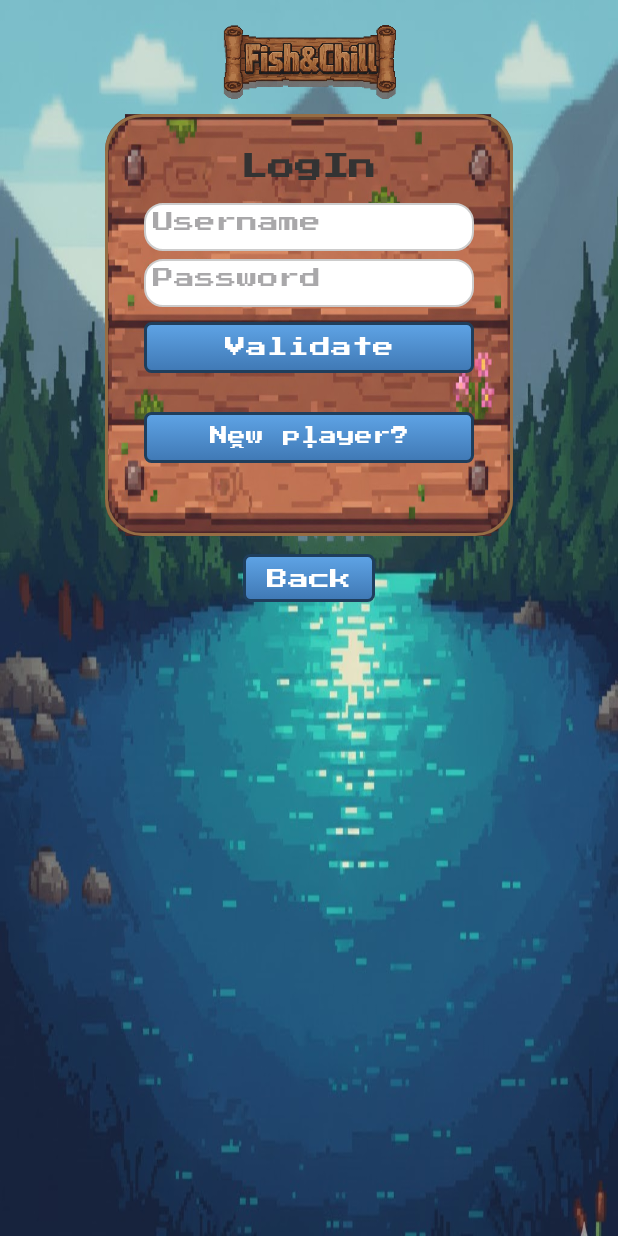
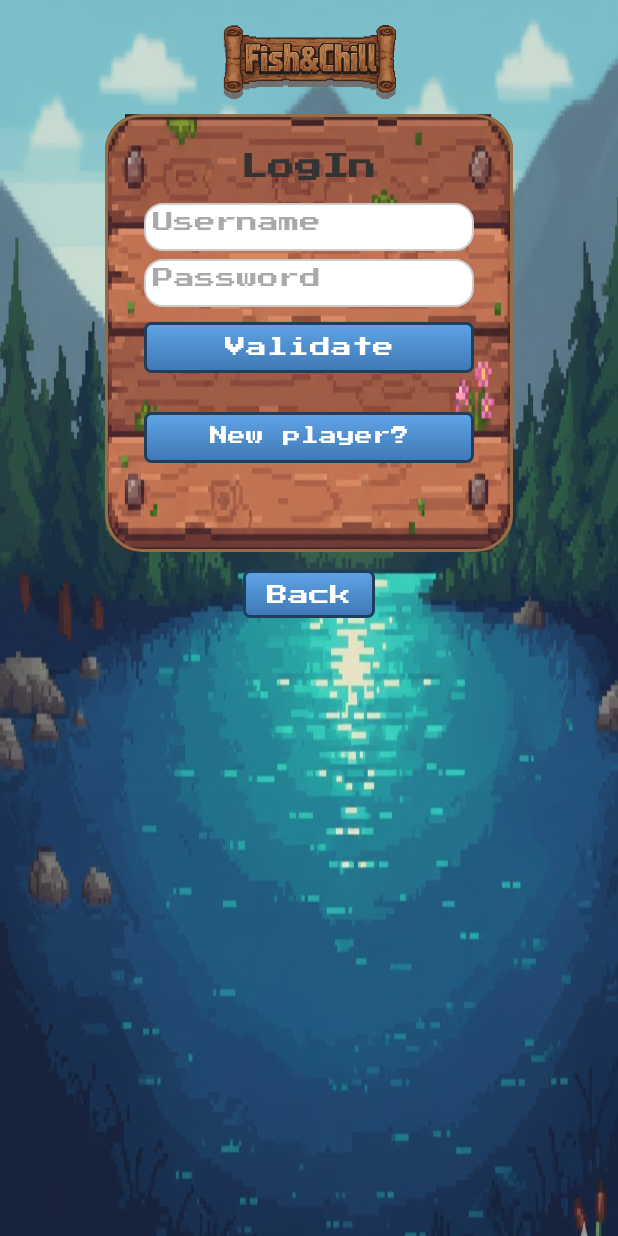
Before and after one commit to Judiiiit/DSA_FishandChill_Frontend, an Android app: the LogInActivity screen opened directly, with no data from a screen before it, on a phone screen of 412 x 824 dp. Run offline under Robolectric (Android 15) with nearby library versions, the phone set to English and light mode, and no system bars.

Commit message:
cambios logo

```diff
--- a/app/src/main/AndroidManifest.xml
+++ b/app/src/main/AndroidManifest.xml
@@ -8,9 +8,9 @@
 
         android:usesCleartextTraffic="true"
         android:allowBackup="true"
-        android:icon="@mipmap/ic_launcher"
-        android:label="@string/app_name"
-        android:roundIcon="@mipmap/ic_launcher_round"
+        android:icon="@mipmap/splash_logo"
+        android:label="FishAndChill"
+        android:roundIcon="@mipmap/splash_logo"
         android:supportsRtl="true"
         android:theme="@style/Theme.Android_Proyecto">
 
--- a/app/src/main/java/com/example/android_proyecto/Activities/MenuActivity.java
+++ b/app/src/main/java/com/example/android_proyecto/Activities/MenuActivity.java
@@ -27,9 +27,6 @@ public class MenuActivity extends AppCompatActivity {
         btnGoShop = findViewById(R.id.btnGoShop);
         btnLogout = findViewById(R.id.btnLogout);
 
-        Toast.makeText(this, "Token actual: " + session.getToken(), Toast.LENGTH_LONG).show();
-
-
         btnGoGame.setOnClickListener(v ->
                 Toast.makeText(MenuActivity.this,
                         "Feature in production",
--- a/app/src/main/res/layout/activity_login.xml
+++ b/app/src/main/res/layout/activity_login.xml
@@ -23,7 +23,7 @@
 
         <FrameLayout
             android:layout_width="272dp"
-            android:layout_height="281dp"
+            android:layout_height="292dp"
             android:layout_marginTop="2dp"
             android:layout_marginBottom="12dp"
             android:background="@drawable/bg_login_card">
@@ -96,7 +96,7 @@
                     android:layout_height="wrap_content"
                     android:fontFamily="@font/pixel_font"
                     android:paddingTop="3dp"
-                    android:textColor="@android:color/holo_red_dark"
+                    android:textColor="@android:color/white"
                     android:textSize="12sp" />
 
                 <Button
@@ -106,7 +106,7 @@
                     android:layout_marginTop="6dp"
                     android:background="@drawable/pixel_button_bg"
                     android:fontFamily="@font/pixel_font"
-                    android:text="New player? Create an account"
+                    android:text="New player?"
                     android:textAllCaps="false"
                     android:textSize="12sp"
                     app:backgroundTint="@null" />
@@ -118,12 +118,14 @@
             android:id="@+id/btnBack"
             android:layout_width="wrap_content"
             android:layout_height="32dp"
+            android:background="@drawable/pixel_button_bg"
+            android:fontFamily="@font/pixel_font"
             android:paddingLeft="12dp"
             android:paddingRight="12dp"
             android:text="Back"
             android:textAllCaps="false"
-            android:background="@drawable/pixel_button_bg"  app:backgroundTint="@null"  android:fontFamily="@font/pixel_font"
-            android:textSize="14sp" />
+            android:textSize="14sp"
+            app:backgroundTint="@null" />
 
     </LinearLayout>
 </ScrollView>
--- a/app/src/main/res/layout/activity_register.xml
+++ b/app/src/main/res/layout/activity_register.xml
@@ -25,8 +25,8 @@
             android:src="@drawable/mainlogo" />
 
         <FrameLayout
-            android:layout_width="286dp"
-            android:layout_height="282dp"
+            android:layout_width="303dp"
+            android:layout_height="298dp"
             android:layout_marginTop="2dp"
             android:layout_marginBottom="12dp"
             android:background="@drawable/bg_login_card">
@@ -123,7 +123,7 @@
                     android:layout_height="wrap_content"
                     android:fontFamily="@font/pixel_font"
                     android:paddingTop="3dp"
-                    android:textColor="@android:color/holo_red_light"
+                    android:textColor="@android:color/white"
                     android:textSize="12sp" />
             </LinearLayout>
 
```
Also changed, not shown: app/src/main/res/mipmap-xhdpi/splash_logo.png (added).
